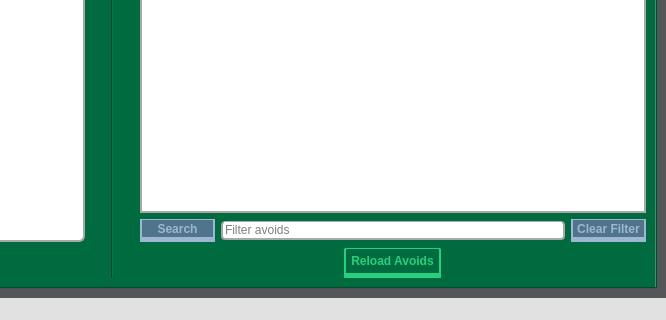
Before: the Qt Designer form src/UI/UINameEvalStyled.ui in jacristi/NameChecker, drawn with Qt 5; both pictures show x 462 to 1128 and y 425 to 745 of the 1128 by 745 pixel window.
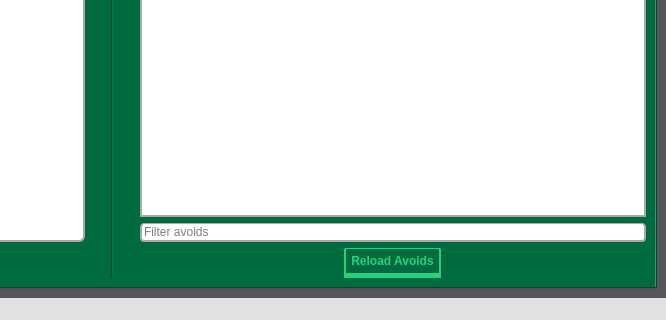
After: the same form once the commit is applied. The open tabs and pages were chosen to show the change. Icons and pictures are not drawn.

Commit message: feat: avoids filter on text change

The edit to the form file:
```diff
--- a/src/UI/UINameEvalStyled.ui
+++ b/src/UI/UINameEvalStyled.ui
@@ -1027,34 +1027,6 @@
             </item>
             <item row="3" column="3">
              <layout class="QHBoxLayout" name="horizontalLayout_11">
-              <item>
-               <widget class="QToolButton" name="btn_filter_avoids">
-                <property name="sizePolicy">
-                 <sizepolicy hsizetype="MinimumExpanding" vsizetype="Fixed">
-                  <horstretch>0</horstretch>
-                  <verstretch>0</verstretch>
-                 </sizepolicy>
-                </property>
-                <property name="minimumSize">
-                 <size>
-                  <width>25</width>
-                  <height>0</height>
-                 </size>
-                </property>
-                <property name="maximumSize">
-                 <size>
-                  <width>75</width>
-                  <height>16777215</height>
-                 </size>
-                </property>
-                <property name="statusTip">
-                 <string>Activate specified filter</string>
-                </property>
-                <property name="text">
-                 <string>Search</string>
-                </property>
-               </widget>
-              </item>
               <item>
                <widget class="QLineEdit" name="lineedit_filter_avoids">
                 <property name="statusTip">
@@ -1071,34 +1043,6 @@
                 </property>
                </widget>
               </item>
-              <item>
-               <widget class="QToolButton" name="btn_clear_avoid_filter">
-                <property name="sizePolicy">
-                 <sizepolicy hsizetype="MinimumExpanding" vsizetype="Fixed">
-                  <horstretch>0</horstretch>
-                  <verstretch>0</verstretch>
-                 </sizepolicy>
-                </property>
-                <property name="minimumSize">
-                 <size>
-                  <width>25</width>
-                  <height>0</height>
-                 </size>
-                </property>
-                <property name="maximumSize">
-                 <size>
-                  <width>75</width>
-                  <height>16777215</height>
-                 </size>
-                </property>
-                <property name="statusTip">
-                 <string>Clear specified filter</string>
-                </property>
-                <property name="text">
-                 <string>Clear Filter</string>
-                </property>
-               </widget>
-              </item>
              </layout>
             </item>
             <item row="0" column="3">
```
Left out of the diff: 2 changed lines with no effect on the pictures. The commit also changes 2 other files.
